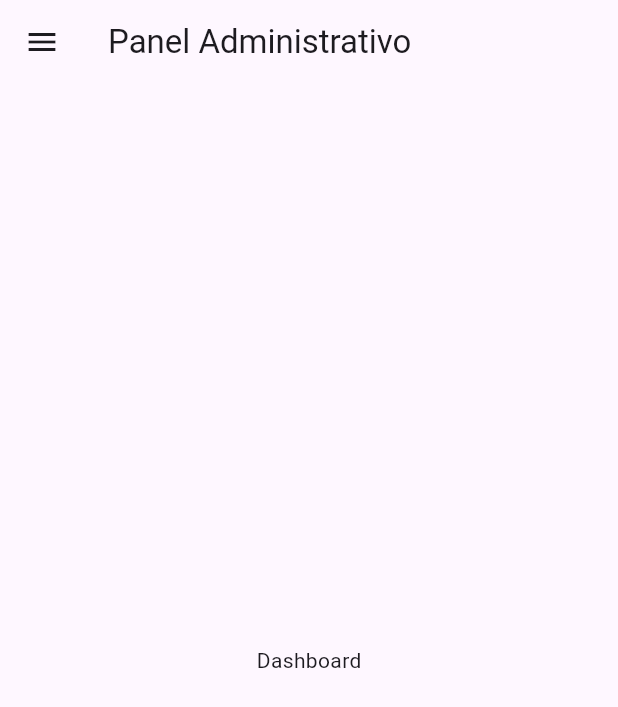
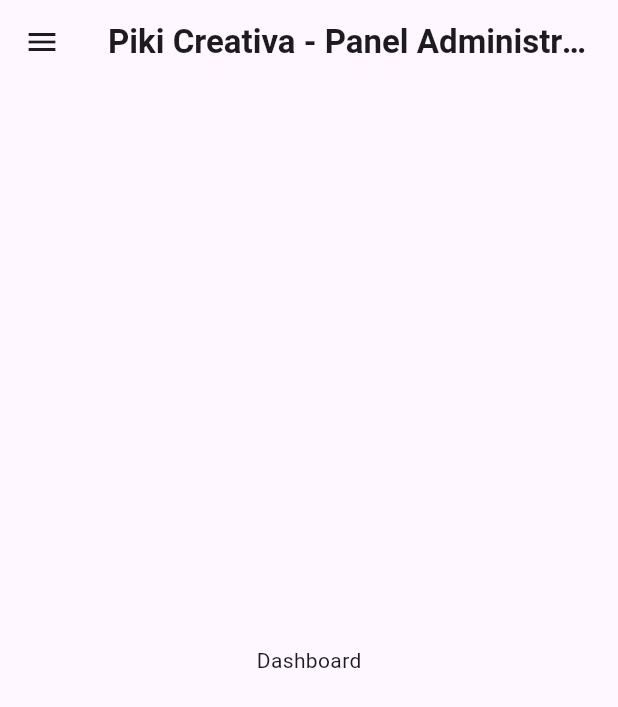
Before and after one commit to neryad/piki_frontend_admin, a Flutter app: the screen it shows after launch, in the side drawer, after a tap on "Dashboard", on a phone screen of 412 x 824 dp. Shown: the top 707 px of the screen. Run offline on Flutter 3.47's test engine with Material 3 defaults, Android fonts, the phone set to English and light mode, and no system bars.

Commit message:
Add reusable button component and not found screen; update main page routing

```diff
--- a/lib/main.dart
+++ b/lib/main.dart
@@ -1,13 +1,12 @@
 import 'package:flutter/material.dart';
 import 'package:piki_admin/main/pages/main_page.dart';
+import 'package:piki_admin/shared/components/not_found_page.dart';
 import 'package:piki_admin/shared/routes/app_navigator.dart';
 import 'package:piki_admin/shared/routes/app_routes.dart';
 import 'package:piki_admin/shared/routes/get_app_route.dart';
 
 void main() {
   WidgetsFlutterBinding.ensureInitialized();
-  // await Hive.initFlutter();
-  // setEnvironmentConfig();
   runApp(const AppState());
 }
 
@@ -28,20 +27,10 @@ class MainApp extends StatefulWidget {
 }
 
 class _MainAppState extends State<MainApp> {
-  int _selectedIndex = 0;
-
-  final List<String> _pages = [
-    'dashboard',
-    'user',
-    'settings',
-    // const UsersPage(),
-    // const SettingsPage(),
-  ];
-
   @override
   Widget build(BuildContext context) {
     return MaterialApp(
-      title: 'MotorPaint App',
+      title: 'Piki Creativa - Admin',
       navigatorKey: AppNavigator().navigatorKey,
       scaffoldMessengerKey: AppNavigator().snackbarKey,
       initialRoute: AppRoutes.mainPage,
@@ -54,149 +43,13 @@ class _MainAppState extends State<MainApp> {
             args: settings.arguments,
           );
         }
+
         // Si la ruta no existe, devuelve una pantalla de error o predeterminada
-        // return MaterialPageRoute(
-        //   builder: (_) => const NotFoundScreen(),
-        // );
+        return MaterialPageRoute(
+          builder: (_) => const NotFoundScreen(),
+        );
       },
       home: const MainPage(),
     );
   }
 }
-
-
-
-
-
-
-
-
-
-
-// import 'package:piki_admin/dashboard/pages/dashboard_page.dart';
-
-// void main() {
-//   runApp(const MainApp());
-// }
-
-// class MainApp extends StatelessWidget {
-//   const MainApp({super.key});
-
-//   @override
-//   Widget build(BuildContext context) {
-//     return const MaterialApp(home: MainPage());
-//     // return const MaterialApp(
-//     //   home: Scaffold(
-//     //     body: Center(
-//     //       child: Text('Hello World!'),
-//     //     ),
-//     //   ),
-//     // );
-//   }
-// }
-
-// class MainPage extends StatefulWidget {
-//   const MainPage({super.key});
-
-//   @override
-//   _MainPageState createState() => _MainPageState();
-// }
-
-// class _MainPageState extends State<MainPage> {
-//   int _selectedIndex = 0;
-
-//   final List<Widget> _pages = [
-//     const DashboardPage(),
-//     // const UsersPage(),
-//     // const SettingsPage(),
-//   ];
-
-//   void _onItemTapped(int index) {
-//     setState(() {
-//       _selectedIndex = index;
-//     });
-//   }
-
-//   @override
-//   Widget build(BuildContext context) {
-//     return Scaffold(
-//       appBar: AppBar(
-//         title: const Text('Panel Administrativo'),
-//       ),
-//       drawer: Drawer(
-//         child: ListView(
-//           padding: EdgeInsets.zero,
-//           children: <Widget>[
-//             const DrawerHeader(
-//               decoration: BoxDecoration(
-//                 color: Colors.blue,
-//               ),
-//               child: Text(
-//                 'Menú',
-//                 style: TextStyle(
-//                   color: Colors.white,
-//                   fontSize: 24,
-//                 ),
-//               ),
-//             ),
-//             ListTile(
-//               title: const Text('Dashboard'),
-//               onTap: () {
-//                 _onItemTapped(0);
-//                 Navigator.pop(context); // Cierra el menú
-//               },
-//             ),
-//             ListTile(
-//               title: const Text('Usuarios'),
-//               onTap: () {
-//                 _onItemTapped(1);
-//                 Navigator.pop(context); // Cierra el menú
-//               },
-//             ),
-//             ListTile(
-//               title: const Text('Configuración'),
-//               onTap: () {
-//                 _onItemTapped(2);
-//                 Navigator.pop(context); // Cierra el menú
-//               },
-//             ),
-//           ],
-//         ),
-//       ),
-//       body: _pages[_selectedIndex],
-//     );
-//   }
-// }
-
-// // class DashboardPage extends StatelessWidget {
-// //   const DashboardPage({super.key});
-
-// //   @override
-// //   Widget build(BuildContext context) {
-// //     return const Center(
-// //       child: Text('Página de Dashboard'),
-// //     );
-// //   }
-// // }
-
-// // class UsersPage extends StatelessWidget {
-// //   const UsersPage({super.key});
-
-// //   @override
-// //   Widget build(BuildContext context) {
-// //     return const Center(
-// //       child: Text('Página de Usuarios'),
-// //     );
-// //   }
-// // }
-
-// // class SettingsPage extends StatelessWidget {
-// //   const SettingsPage({super.key});
-
-// //   @override
-// //   Widget build(BuildContext context) {
-// //     return const Center(
-// //       child: Text('Página de Configuración'),
-// //     );
-// //   }
-// // }
--- a/lib/main/pages/main_page.dart
+++ b/lib/main/pages/main_page.dart
@@ -1,7 +1,6 @@
+// ignore_for_file: library_private_types_in_public_api
 import 'package:flutter/material.dart';
 import 'package:piki_admin/dashboard/pages/dashboard_page.dart';
-import 'package:piki_admin/shared/routes/app_navigator.dart';
-import 'package:piki_admin/shared/routes/app_routes.dart';
 import 'package:piki_admin/users/pages/user_page.dart';
 
 class MainPage extends StatefulWidget {
@@ -12,18 +11,23 @@ class MainPage extends StatefulWidget {
 }
 
 class _MainPageState extends State<MainPage> {
-  int _selectedIndex = 0;
-
-  final List<Widget> _pages = [
-    const DashboardPage(),
-    const UserPage()
-    // const UsersPage(),
-    // const SettingsPage(),
+  Widget _selectedPage = const DashboardPage();
+  final routePageList = [
+    {
+      'icon': Icons.dashboard,
+      'title': 'Dashboard',
+      'page': const DashboardPage(),
+    },
+    {
+      'icon': Icons.people,
+      'title': 'Usuarios',
+      'page': const UserPage(),
+    },
   ];
 
-  void _onItemTapped(int index) {
+  void _onItemTapped(dynamic object) {
     setState(() {
-      _selectedIndex = index;
+      _selectedPage = object['page'] as Widget;
     });
   }
 
@@ -31,7 +35,11 @@ class _MainPageState extends State<MainPage> {
   Widget build(BuildContext context) {
     return Scaffold(
       appBar: AppBar(
-        title: const Text('Panel Administrativo'),
+        centerTitle: false,
+        title: const Text(
+          'Piki Creativa - Panel Administrativo',
+          style: TextStyle(fontWeight: FontWeight.bold),
+        ),
       ),
       drawer: Drawer(
         child: ListView(
@@ -39,7 +47,7 @@ class _MainPageState extends State<MainPage> {
           children: <Widget>[
             const DrawerHeader(
               decoration: BoxDecoration(
-                color: Colors.blue,
+                color: Colors.pink,
               ),
               child: Text(
                 'Menú',
@@ -49,33 +57,20 @@ class _MainPageState extends State<MainPage> {
                 ),
               ),
             ),
-            ListTile(
-              title: const Text('Dashboard'),
-              onTap: () {
-                _onItemTapped(0);
-                // AppNavigator()
-                //     .navigateToPage(thePageRouteName: AppRoutes.dashBoard);
-                Navigator.pop(context); // Cierra el menú
-              },
-            ),
-            ListTile(
-              title: const Text('Usuarios'),
-              onTap: () {
-                _onItemTapped(1);
-                Navigator.pop(context); // Cierra el menú
-              },
-            ),
-            ListTile(
-              title: const Text('Configuración'),
-              onTap: () {
-                _onItemTapped(2);
-                Navigator.pop(context); // Cierra el menú
-              },
-            ),
+            ...routePageList.map((route) {
+              return ListTile(
+                leading: Icon(route['icon'] as IconData),
+                title: Text(route['title'] as String),
+                onTap: () {
+                  _onItemTapped(route);
+                  Navigator.pop(context); // Cierra el menú
+                },
+              );
+            }),
           ],
         ),
       ),
-      body: _pages[_selectedIndex],
+      body: _selectedPage,
     );
   }
 }
--- a/pubspec.yaml
+++ b/pubspec.yaml
@@ -18,3 +18,5 @@ dev_dependencies:
 
 flutter:
   uses-material-design: true
+  assets:
+    - assets/
```
Also changed, not shown: lib/shared/components/not_found_page.dart (added, +72 -0 lines), lib/shared/components/reusable_button.dart (added, +40 -0 lines), assets/not-found.png (added).
